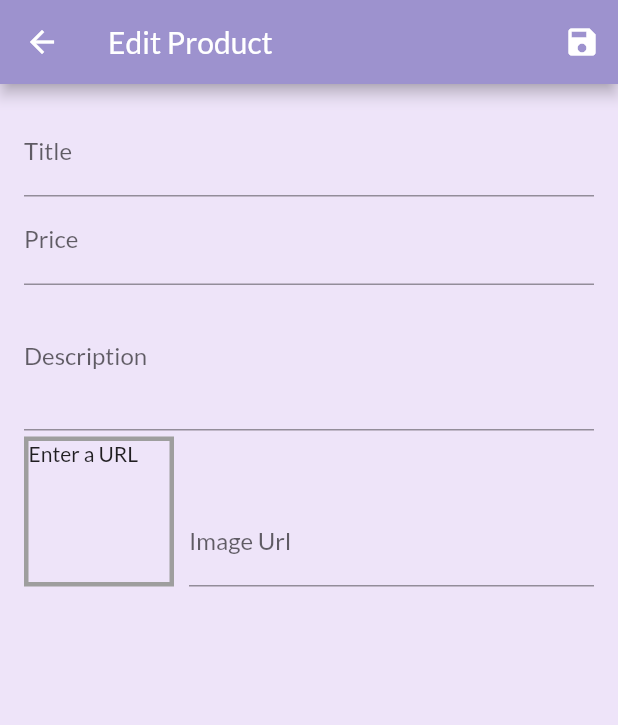
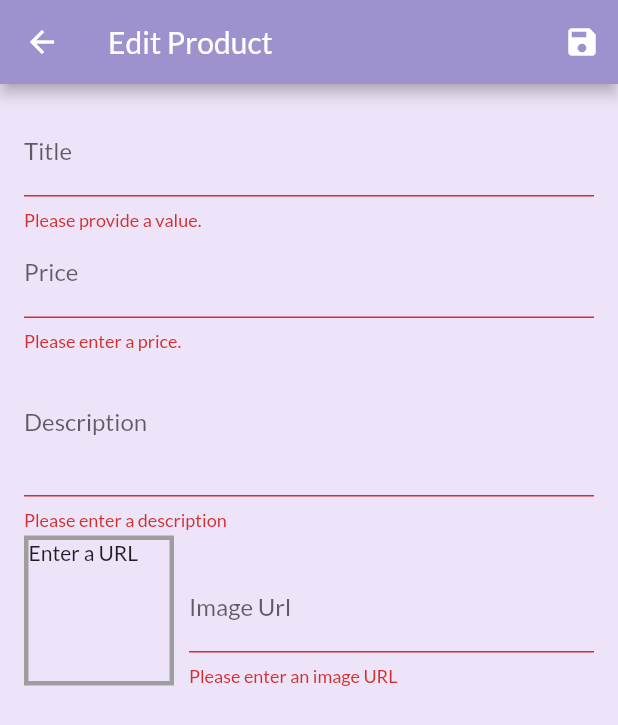
Before and after one commit to MapleSyyrup/MyShop-App, a Flutter app: the EditProductScreen screen opened by its route, after a tap on the "save" icon, on a phone screen of 412 x 824 dp. Shown: the top 725 px of the screen. Run offline on Flutter 3.47's test engine with Material 2 defaults, Android fonts, the phone set to English and light mode, and no system bars; network calls fail.

Commit message:
225 - 227. Adding Validation in User Input
- Add validator per form field

```diff
--- a/lib/screens/edit_product_screen.dart
+++ b/lib/screens/edit_product_screen.dart
@@ -40,11 +40,23 @@ class _EditProductScreenState extends State<EditProductScreen> {
 
   void _updateImageUrl() {
     if (!_imageUrlFocusNode.hasFocus) {
+      if ((!_imageUrlController.text.startsWith('http') && !_imageUrlController.text.startsWith('https')) ||
+          (!_imageUrlController.text.endsWith('.png') &&
+              !_imageUrlController.text.endsWith('jpg') &&
+              !_imageUrlController.text.endsWith('.jpeg'))) {
+        return;
+      }
       setState(() {});
     }
   }
 
-  void _saveForm() => _formKey.currentState.save();
+  void _saveForm() {
+    final isValid = _formKey.currentState.validate();
+    if (!isValid) {
+      return;
+    }
+    _formKey.currentState.save();
+  }
 
   Product buildProductImageUrl(Product eProduct, String value) {
     return Product(
@@ -86,6 +98,49 @@ class _EditProductScreenState extends State<EditProductScreen> {
     );
   }
 
+  String validatorImageUrl(String value) {
+    if (value.isEmpty) {
+      return 'Please enter an image URL';
+    }
+    if (value.startsWith('http') && !value.startsWith('https')) {
+      return 'Please enter a valid URL.';
+    }
+    if (!value.endsWith('.png') && !value.endsWith('jpg') && !value.endsWith('.jpeg')) {
+      return 'Please enter a valid image URL.';
+    }
+    return null;
+  }
+
+  String validatorDescription(String value) {
+    if (value.isEmpty) {
+      return 'Please enter a description';
+    }
+    if (value.length < 10 != null) {
+      return 'Should be at least 10 characters long.';
+    }
+    return null;
+  }
+
+  String validatorPrice(String value) {
+    if (value.isEmpty) {
+      return 'Please enter a price.';
+    }
+    if (double.tryParse(value) == null) {
+      return 'Please enter a valid number';
+    }
+    if (double.parse(value) <= 0) {
+      return 'Please enter a number greater than zero.';
+    }
+    return null;
+  }
+
+  String validatorTitle(String value) {
+    if (value.isEmpty) {
+      return 'Please provide a value.';
+    }
+    return null;
+  }
+
   @override
   Widget build(BuildContext context) {
     final focusScope = FocusScope.of(context);
@@ -96,7 +151,7 @@ class _EditProductScreenState extends State<EditProductScreen> {
         actions: [
           IconButton(
             icon: Icon(Icons.save),
-            onPressed: () {},
+            onPressed: () => _saveForm(),
           ),
         ],
       ),
@@ -110,6 +165,7 @@ class _EditProductScreenState extends State<EditProductScreen> {
                 decoration: InputDecoration(labelText: 'Title'),
                 textInputAction: TextInputAction.next,
                 onFieldSubmitted: (_) => focusScope.requestFocus(_priceFocusNode),
+                validator: validatorTitle,
                 onSaved: (value) => _editedProduct = buildProductTitle(value, eProduct),
               ),
               TextFormField(
@@ -118,6 +174,7 @@ class _EditProductScreenState extends State<EditProductScreen> {
                 keyboardType: TextInputType.number,
                 focusNode: _priceFocusNode,
                 onFieldSubmitted: (_) => focusScope.requestFocus(_descriptionFocusNode),
+                validator: validatorPrice,
                 onSaved: (value) => _editedProduct = buildProductPrice(eProduct, value),
               ),
               TextFormField(
@@ -125,6 +182,7 @@ class _EditProductScreenState extends State<EditProductScreen> {
                 maxLines: 3,
                 keyboardType: TextInputType.multiline,
                 focusNode: _descriptionFocusNode,
+                validator: validatorDescription,
                 onSaved: (value) => _editedProduct = buildProductDescription(eProduct, value),
               ),
               Row(
@@ -160,6 +218,7 @@ class _EditProductScreenState extends State<EditProductScreen> {
                       controller: _imageUrlController,
                       focusNode: _imageUrlFocusNode,
                       onFieldSubmitted: (_) => _saveForm(),
+                      validator: validatorImageUrl,
                       onSaved: (value) => _editedProduct = buildProductImageUrl(eProduct, value),
                     ),
                   ),
```
